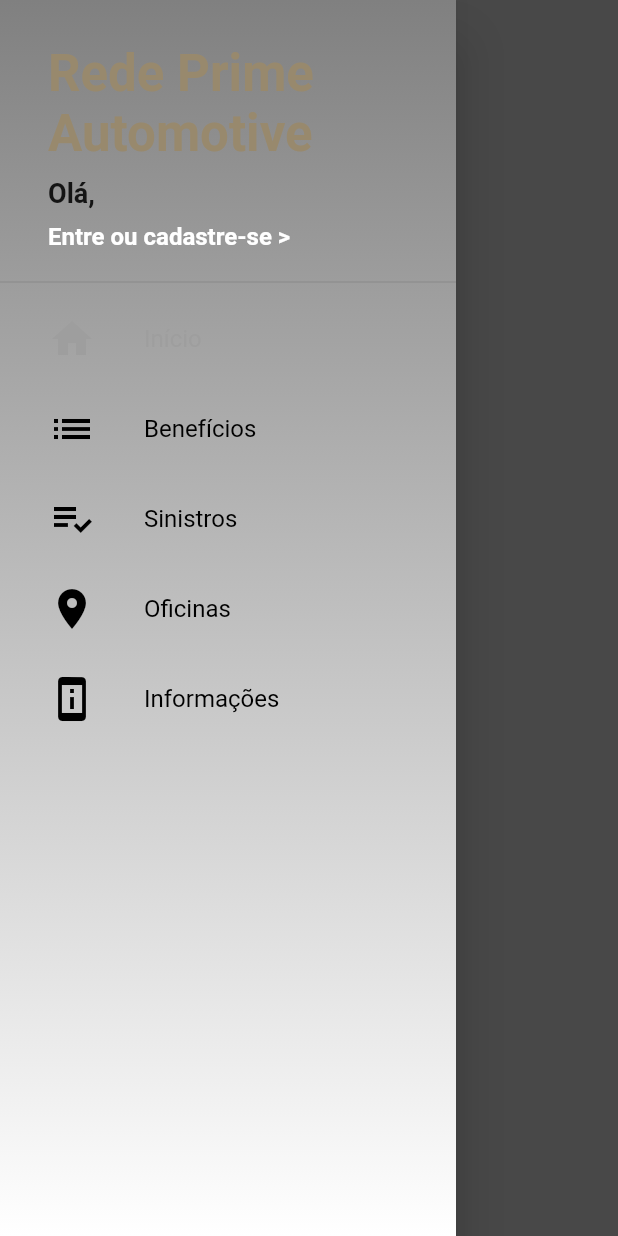
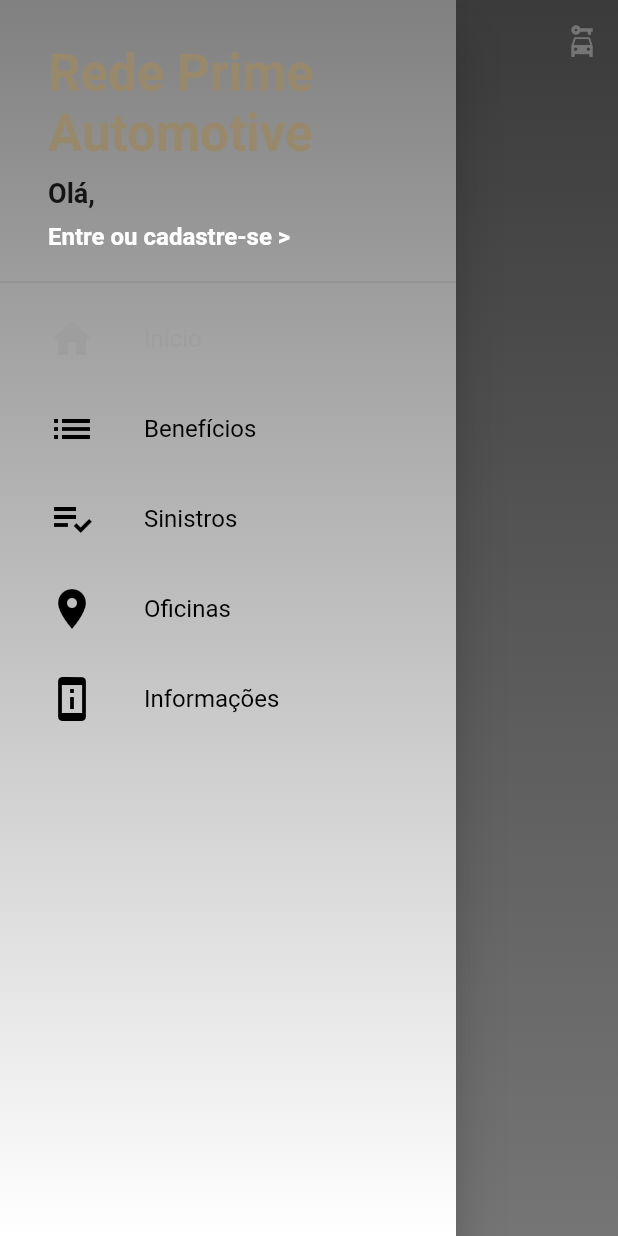
Before and after one commit to jonathanGontijo/dualPrime, a Flutter app: the screen it shows after launch, with the side drawer open, on a phone screen of 412 x 824 dp. Run offline on Flutter 3.47's test engine with Material 2 defaults, Android fonts, the phone set to English and light mode, and no system bars; our stand-ins replace carousel_slider, cloud_firestore, firebase_auth, firebase_core, firebase_storage; accounts and stored records are empty.

```diff
--- a/lib/main.dart
+++ b/lib/main.dart
@@ -3,6 +3,7 @@
 import 'package:dual/models/casualty_manager.dart';
 import 'package:dual/models/order_manager.dart';
 import 'package:dual/screens/base/base_screen.dart';
+import 'package:dual/screens/bonus/bonus_screen.dart';
 import 'package:dual/screens/casualty/casualty_screen.dart';
 import 'package:dual/screens/information/information_screen.dart';
 import 'package:dual/screens/login/login_screen.dart';
@@ -14,6 +15,7 @@
 import 'package:firebase_core/firebase_core.dart';
 import 'package:firebase_auth/firebase_auth.dart';
 
+import 'models/home_manager.dart';
 import 'models/user_manager.dart';
 
 void main() async {
@@ -41,6 +43,10 @@
         ),
         ChangeNotifierProvider(
           create: (_) => CasualtyManager(),
+          lazy: false,
+        ),
+        Provider(
+          create: (_) => HomeManager(),
           lazy: false,
         ),
         ChangeNotifierProxyProvider<UserManager, OrderManager>(
@@ -90,6 +96,10 @@
               return MaterialPageRoute(
                   builder: (_) => InformationScreen()
               );
+            case '/bonus':
+              return MaterialPageRoute(
+                  builder: (_) => BonusScreen()
+              );
               default:
                 return MaterialPageRoute(
                     builder: (_) => BaseScreen()
--- /dev/null
+++ b/lib/models/home_manager.dart
@@ -0,0 +1,27 @@
+import 'package:cloud_firestore/cloud_firestore.dart';
+import 'package:dual/models/section.dart';
+
+
+class HomeManager{
+
+  HomeManager(){
+    _loadSections();
+  }
+
+  List<Section> sections = [];
+
+  final FirebaseFirestore firestore = FirebaseFirestore.instance;
+
+  Future<void> _loadSections() async {
+
+    firestore.collection('home').snapshots().listen((snapshot) {
+      sections.clear();
+      for(final DocumentSnapshot document in snapshot.docs){
+        sections.add(Section.fromDocument(document));
+      }
+      print(sections);
+    });
+  }
+
+
+}
--- /dev/null
+++ b/lib/models/section.dart
@@ -0,0 +1,22 @@
+import 'package:cloud_firestore/cloud_firestore.dart';
+import 'package:dual/models/section_item.dart';
+
+class Section{
+
+  Section.fromDocument(DocumentSnapshot document){
+    name= document.data()!['name'] as String;
+    type = document.data()!['type'] as String;
+    items = (document.data()!['items'] as List).map(
+            (i) => SectionItem.fromMap(i as Map<String, dynamic>)).toList();
+
+  }
+
+  late String name;
+  late String type;
+  late List<SectionItem> items;
+
+  @override
+  String toString() {
+    return 'Section{name: $name, type: $type, items: $items}';
+  }
+}
--- a/lib/screens/base/base_screen.dart
+++ b/lib/screens/base/base_screen.dart
@@ -1,6 +1,8 @@
 import 'package:dual/common/custom_drawer/custom_drawer.dart';
 import 'package:dual/models/page_manager.dart';
+import 'package:dual/screens/bonus/bonus_screen.dart';
 import 'package:dual/screens/casualties/casualties_screen.dart';
+import 'package:dual/screens/home/home_screen.dart';
 import 'package:dual/screens/information/information_screen.dart';
 import 'package:dual/screens/login/login_screen.dart';
 import 'package:flutter/material.dart';
@@ -17,19 +19,10 @@
         controller: pageController,
         physics: const NeverScrollableScrollPhysics(),
         children: [
-          Scaffold(
-            drawer: CustomDrawer(),
-            appBar: AppBar(
-              title: const Text('Home'),
-            ),
-          ),
-          Scaffold(
-            drawer: CustomDrawer(),
-            appBar: AppBar(
-              title: const Text('Home 2'),
-            ),
-          ),
+          HomeScreen(),
+          BonusScreen(),
           ClasualtiesScreen(),
+          InformationScreen(),
           InformationScreen(),
         ],
       ),
--- /dev/null
+++ b/lib/screens/home/home_screen.dart
@@ -0,0 +1,74 @@
+import 'package:dual/common/custom_drawer/custom_drawer.dart';
+import 'package:dual/models/home_manager.dart';
+import 'package:flutter/material.dart';
+import 'package:provider/provider.dart';
+
+import 'components/section_list.dart';
+
+class HomeScreen extends StatelessWidget {
+  const HomeScreen({Key? key}) : super(key: key);
+
+  @override
+  Widget build(BuildContext context) {
+    return Scaffold(
+      drawer: CustomDrawer(),
+      body: Stack(
+        children: [
+          Container(
+            decoration: BoxDecoration(
+              gradient: LinearGradient(
+                colors: [
+                  Color.fromARGB(255, 128, 128, 128),
+                  Colors.white,
+                ],
+                begin: Alignment.topCenter,
+                end:Alignment.bottomCenter
+              )
+            ),
+          ),
+          CustomScrollView(
+            slivers: [
+              SliverAppBar(
+                snap: true,
+                floating: true,
+                elevation: 0,
+                backgroundColor: Colors.transparent,
+                flexibleSpace: const FlexibleSpaceBar(
+                  title: Text('Dual'),
+                  centerTitle: true,
+                ),
+                actions: [
+                  IconButton(
+                      onPressed: () => Navigator.of(context).pushNamed('/order'),
+                      icon: Icon(Icons.car_rental),
+                    color: Colors.white,
+                  ),
+                ],
+              ),
+              Consumer<HomeManager>(
+                  builder: (_, homeManager, __){
+                    final List<Widget> children = homeManager.sections
+                        .map<Widget>((section) {
+                          switch(section.type){
+                            case 'List':
+                              return SectionList(section);
+                            case 'Staggered':
+                              return Container();
+                            default:
+                              return Container();
+                          }
+
+                    }).toList();
+
+                    return SliverList(
+                      delegate: SliverChildListDelegate(children),
+                    );
+                  },
+              )
+            ],
+          ),
+        ],
+      ),
+    );
+  }
+}
--- a/lib/screens/information/information_screen.dart
+++ b/lib/screens/information/information_screen.dart
@@ -1,3 +1,4 @@
+import 'package:dual/common/custom_drawer/custom_drawer.dart';
 import 'package:flutter/material.dart';
 
 class InformationScreen extends StatelessWidget {
@@ -6,6 +7,7 @@
   @override
   Widget build(BuildContext context) {
     return Scaffold(
+      drawer: CustomDrawer(),
       appBar: AppBar(
         title: Text(
           'Informações',
```
Also changed, not shown: lib/models/section_item.dart (added, +13 -0 lines), lib/screens/bonus/bonus_screen.dart (added, +127 -0 lines), lib/screens/home/components/section_header.dart (added, +21 -0 lines), lib/screens/home/components/section_list.dart (added, +23 -0 lines).
